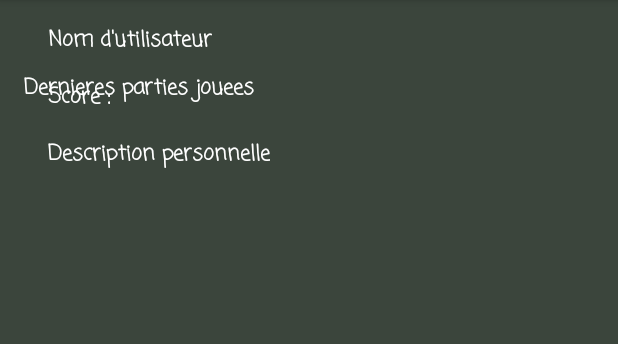
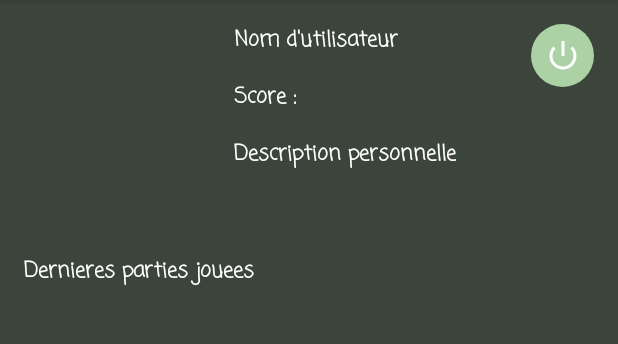
Before and after one commit to AntoineSini/GuessMyVibe, an Android app: the ProfileActivity screen opened directly, with no data from a screen before it, on a phone screen of 412 x 824 dp, the part 84-428 px from its top. Run offline under Robolectric (Android 15) with nearby library versions, the light colour scheme and no system bars; Roboto replaces fonts that are not available here.

Commit message:
Round logOut button

```diff
--- a/app/src/main/java/fr/isen/guessmyvibe/HomeActivity.kt
+++ b/app/src/main/java/fr/isen/guessmyvibe/HomeActivity.kt
@@ -20,16 +20,21 @@ class HomeActivity : AppCompatActivity() {
     {
         soloButton.setOnClickListener{
             intent= Intent(this, LevelActivity::class.java)
+            startActivity(intent)
+
 
         }
         multiplayersButton.setOnClickListener{
             intent= Intent(this, MultiActivity::class.java)
+            startActivity(intent)
+
 
         }
         profileButton.setOnClickListener{
             intent= Intent(this, ProfileActivity::class.java)
+            startActivity(intent)
+
 
         }
-        startActivity(intent)
     }
 }
--- a/app/src/main/java/fr/isen/guessmyvibe/LevelActivity.kt
+++ b/app/src/main/java/fr/isen/guessmyvibe/LevelActivity.kt
@@ -19,13 +19,16 @@ class LevelActivity : AppCompatActivity() {
     {
         easyButton.setOnClickListener{
             intent= Intent(this, SoloEasyGameActivity::class.java)
+            startActivity(intent)
+
 
         }
         hardButton.setOnClickListener{
             intent= Intent(this, SoloHardGameActivity::class.java)
+            startActivity(intent)
+
 
         }
 
-        startActivity(intent)
     }
 }
--- a/app/src/main/java/fr/isen/guessmyvibe/MultiActivity.kt
+++ b/app/src/main/java/fr/isen/guessmyvibe/MultiActivity.kt
@@ -19,13 +19,13 @@ class MultiActivity : AppCompatActivity() {
     {
         createButton.setOnClickListener{
             intent= Intent(this, NewRoomActivity::class.java)
+            startActivity(intent)
 
         }
         joinRoomButton.setOnClickListener{
             intent= Intent(this, JoinRoomActivity::class.java)
-
+            startActivity(intent)
         }
 
-        startActivity(intent)
     }
 }
--- /dev/null
+++ b/app/src/main/res/drawable/roundcorner.xml
@@ -0,0 +1,6 @@
+<?xml version="1.0" encoding="utf-8"?>
+    <shape xmlns:android="http://schemas.android.com/apk/res/android"
+        android:layout_width="match_parent" android:layout_height="match_parent">
+        <solid android:color="@color/greenPale" />
+        <corners android:radius="800dp" />
+    </shape>
--- a/app/src/main/res/layout/activity_join_room.xml
+++ b/app/src/main/res/layout/activity_join_room.xml
@@ -46,6 +46,7 @@
             android:layout_height="wrap_content"
             android:fontFamily="casual"
             android:hint="@string/joinRoomTextView" />
+
     </com.google.android.material.textfield.TextInputLayout>
 
     <Button
--- a/app/src/main/res/layout/activity_profile.xml
+++ b/app/src/main/res/layout/activity_profile.xml
@@ -9,13 +9,13 @@
 
     <ImageView
         android:id="@+id/userPictureView"
-        android:layout_width="wrap_content"
-        android:layout_height="wrap_content"
+        android:layout_width="124dp"
+        android:layout_height="122dp"
         android:layout_marginStart="16dp"
         android:layout_marginTop="16dp"
         app:layout_constraintStart_toStartOf="parent"
         app:layout_constraintTop_toTopOf="parent"
-        tools:srcCompat="@tools:sample/avatars" />
+        tools:srcCompat="@mipmap/ic_launcher_round" />
 
     <TextView
         android:id="@+id/usernameTextView"
@@ -74,4 +74,17 @@
         android:textStyle="bold"
         app:layout_constraintStart_toStartOf="@+id/userPictureView"
         app:layout_constraintTop_toBottomOf="@+id/userPictureView" />
+
+    <ImageButton
+        android:id="@+id/imageButton"
+        android:layout_width="42dp"
+        android:layout_height="42dp"
+        android:layout_marginTop="16dp"
+        android:layout_marginEnd="16dp"
+        android:background="@drawable/roundcorner"
+        android:tint="@color/white"
+        app:layout_constraintEnd_toEndOf="parent"
+        app:layout_constraintTop_toTopOf="parent"
+        app:srcCompat="@android:drawable/ic_lock_power_off" />
+
 </androidx.constraintlayout.widget.ConstraintLayout>
--- a/app/src/main/res/values/strings.xml
+++ b/app/src/main/res/values/strings.xml
@@ -3,7 +3,7 @@
     <string name="soloButton">Solo</string>
     <string name="multiplayersButton">Multi joueurs</string>
     <string name="profileButton">Profil</string>
-    <string name="joinRoomTextView">Rejoindre une salle de jeu</string>
+    <string name="joinRoomTextView">Entrez l\'ID de la salle</string>
     <string name="idRoomTextInputLayout">Entrez l\'ID de la salle de jeu</string>
     <string name="joinButton">Rejoindre</string>
     <string name="levelTextView">Choisir un niveau de jeu</string>
--- a/app/src/main/res/values/styles.xml
+++ b/app/src/main/res/values/styles.xml
@@ -6,6 +6,8 @@
         <item name="colorPrimary">@color/greenButton</item>
         <item name="colorPrimaryDark">@color/greenBackground</item>
         <item name="colorAccent">@color/greenPale</item>
+        <item name="android:textColorHint">@color/greenYellow</item>
+
     </style>
 
 </resources>
```
